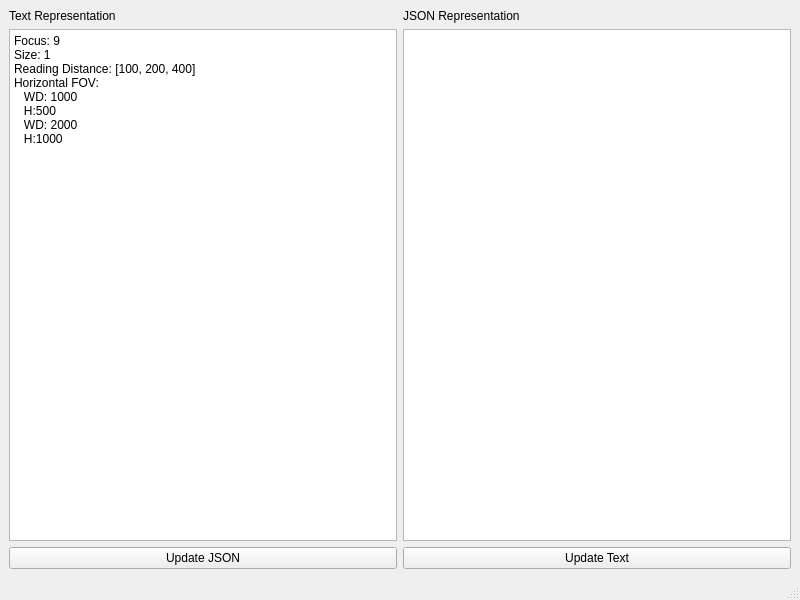
g-gualeni/QtNoid2, file Examples/JsonTxt2JsonBasicUsage/mainwindow.ui: the form before one commit.
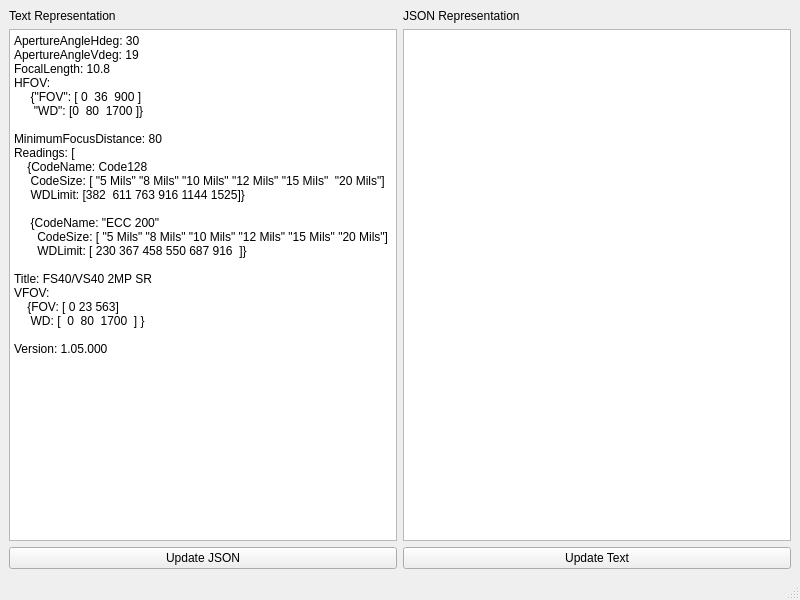
The form after the commit.

Diff of the .ui file:
```diff
--- a/Examples/JsonTxt2JsonBasicUsage/mainwindow.ui
+++ b/Examples/JsonTxt2JsonBasicUsage/mainwindow.ui
@@ -20,14 +20,29 @@
       <item row="1" column="0">
        <widget class="QPlainTextEdit" name="txtText">
         <property name="plainText">
-         <string>Focus: 9
-Size: 1
-Reading Distance: [100, 200, 400]
-Horizontal FOV: 
-   WD: 1000   
-   H:500
-   WD: 2000   
-   H:1000</string>
+         <string>ApertureAngleHdeg: 30
+ApertureAngleVdeg: 19
+FocalLength: 10.8
+HFOV: 
+     {&quot;FOV&quot;: [ 0  36  900 ]
+      &quot;WD&quot;: [0  80  1700 ]}
+
+MinimumFocusDistance: 80
+Readings: [
+    {CodeName: Code128             
+     CodeSize: [ &quot;5 Mils&quot; &quot;8 Mils&quot; &quot;10 Mils&quot; &quot;12 Mils&quot; &quot;15 Mils&quot;  &quot;20 Mils&quot;]
+     WDLimit: [382  611 763 916 1144 1525]}
+
+     {CodeName: &quot;ECC 200&quot;
+       CodeSize: [ &quot;5 Mils&quot; &quot;8 Mils&quot; &quot;10 Mils&quot; &quot;12 Mils&quot; &quot;15 Mils&quot; &quot;20 Mils&quot;]
+       WDLimit: [ 230 367 458 550 687 916  ]}
+
+Title: FS40/VS40 2MP SR
+VFOV: 
+    {FOV: [ 0 23 563]
+     WD: [  0  80  1700  ] }
+
+Version: 1.05.000</string>
         </property>
        </widget>
       </item>
```
